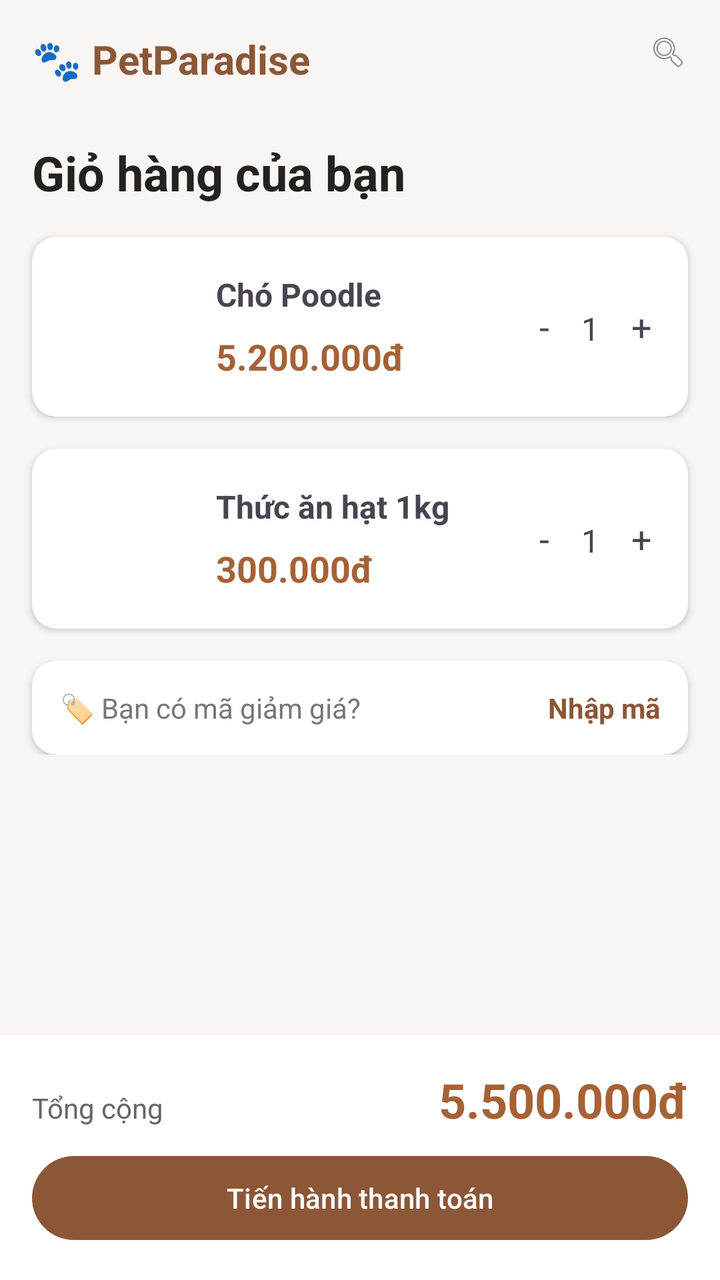
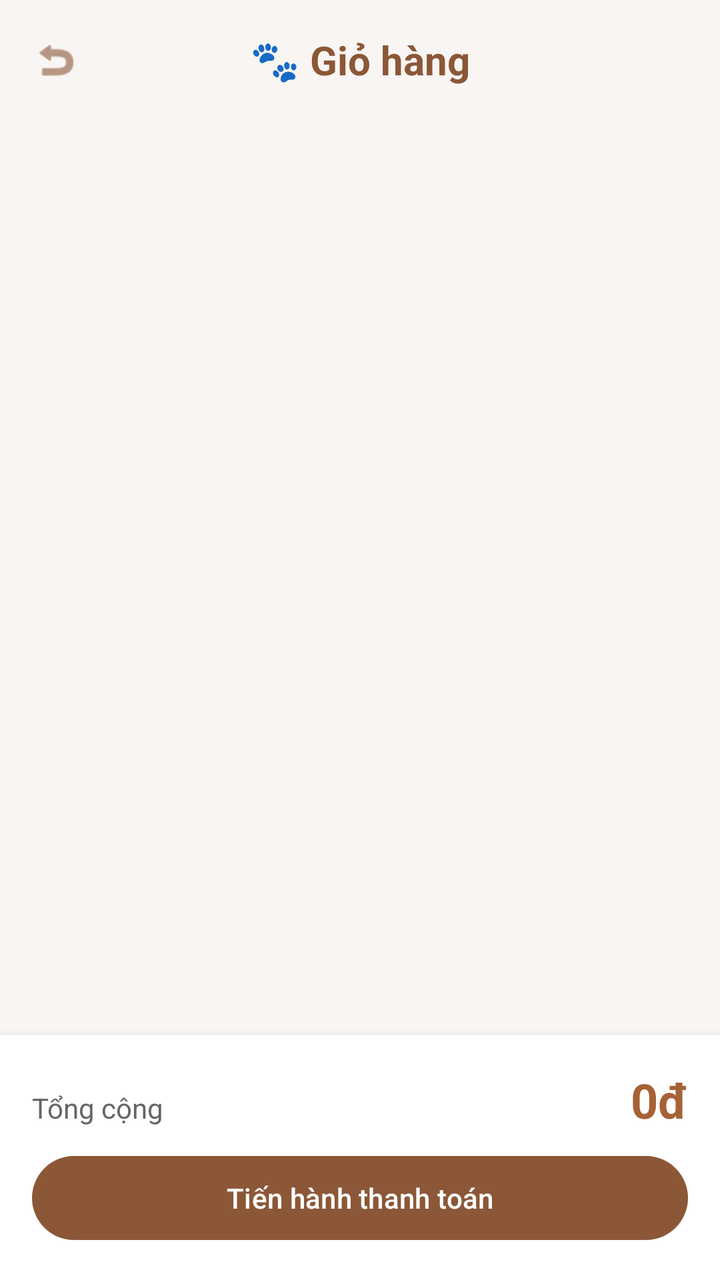

Two renders of the same Android screen: before a commit and after it. Below are the layout's source before the change and the commit's diff.
<!-- AndroidManifest.xml: application theme Theme.PetParadise -->
<!-- res/layout/activity_cart.xml -->
<?xml version="1.0" encoding="utf-8"?>
<LinearLayout xmlns:android="http://schemas.android.com/apk/res/android"
    xmlns:app="http://schemas.android.com/apk/res-auto"
    android:layout_width="match_parent"
    android:layout_height="match_parent"
    android:background="#F8F5F2"
    android:orientation="vertical">

    
    <RelativeLayout
        android:layout_width="match_parent"
        android:layout_height="60dp"
        android:padding="16dp">

        <TextView
            android:layout_width="wrap_content"
            android:layout_height="wrap_content"
            android:text="🐾 PetParadise"
            android:textColor="#8B5737"
            android:textSize="20sp"
            android:textStyle="bold" />

        <ImageView
            android:layout_width="20dp"
            android:layout_height="20dp"
            android:layout_alignParentEnd="true"
            android:src="@android:drawable/ic_menu_search" />
    </RelativeLayout>

    
    <TextView
        android:layout_width="wrap_content"
        android:layout_height="wrap_content"
        android:layout_marginStart="16dp"
        android:layout_marginTop="10dp"
        android:text="Giỏ hàng của bạn"
        android:textColor="#222222"
        android:textSize="24sp"
        android:textStyle="bold" />

    
    <ScrollView
        android:layout_width="match_parent"
        android:layout_height="0dp"
        android:layout_weight="1">

        <LinearLayout
            android:layout_width="match_parent"
            android:layout_height="wrap_content"
            android:orientation="vertical">

            
            <androidx.cardview.widget.CardView
                android:layout_width="match_parent"
                android:layout_height="wrap_content"
                android:layout_margin="16dp"
                app:cardCornerRadius="12dp">

                <LinearLayout
                    android:layout_width="match_parent"
                    android:layout_height="wrap_content"
                    android:gravity="center_vertical"
                    android:padding="10dp">

                    <ImageView
                        android:layout_width="70dp"
                        android:layout_height="70dp"
                        android:scaleType="centerCrop"
                        android:src="@drawable/ic_launcher_foreground" />

                    <LinearLayout
                        android:layout_width="0dp"
                        android:layout_height="wrap_content"
                        android:layout_marginStart="12dp"
                        android:layout_weight="1"
                        android:orientation="vertical">

                        <TextView
                            android:layout_width="wrap_content"
                            android:layout_height="wrap_content"
                            android:text="Chó Poodle"
                            android:textSize="16sp"
                            android:textStyle="bold" />

                        <TextView
                            android:layout_width="wrap_content"
                            android:layout_height="wrap_content"
                            android:layout_marginTop="8dp"
                            android:text="5.200.000đ"
                            android:textColor="#A56236"
                            android:textSize="18sp"
                            android:textStyle="bold" />

                    </LinearLayout>

                    <LinearLayout
                        android:layout_width="wrap_content"
                        android:layout_height="wrap_content"
                        android:orientation="horizontal">

                        <TextView
                            android:layout_width="wrap_content"
                            android:layout_height="wrap_content"
                            android:padding="8dp"
                            android:text="-"
                            android:textSize="18sp" />

                        <TextView
                            android:layout_width="wrap_content"
                            android:layout_height="wrap_content"
                            android:padding="8dp"
                            android:text="1"
                            android:textSize="16sp" />

                        <TextView
                            android:layout_width="wrap_content"
                            android:layout_height="wrap_content"
                            android:padding="8dp"
                            android:text="+"
                            android:textSize="18sp" />

                    </LinearLayout>

                </LinearLayout>

            </androidx.cardview.widget.CardView>

            
            <androidx.cardview.widget.CardView
                android:layout_width="match_parent"
                android:layout_height="wrap_content"
                android:layout_marginStart="16dp"
                android:layout_marginEnd="16dp"
                android:layout_marginBottom="16dp"
                app:cardCornerRadius="12dp">

                <LinearLayout
                    android:layout_width="match_parent"
                    android:layout_height="wrap_content"
                    android:gravity="center_vertical"
                    android:padding="10dp">

                    <ImageView
                        android:layout_width="70dp"
                        android:layout_height="70dp"
                        android:scaleType="centerCrop"
                        android:src="@drawable/ic_launcher_foreground" />

                    <LinearLayout
                        android:layout_width="0dp"
                        android:layout_height="wrap_content"
                        android:layout_marginStart="12dp"
                        android:layout_weight="1"
                        android:orientation="vertical">

                        <TextView
                            android:layout_width="wrap_content"
                            android:layout_height="wrap_content"
                            android:text="Thức ăn hạt 1kg"
                            android:textSize="16sp"
                            android:textStyle="bold" />

                        <TextView
                            android:layout_width="wrap_content"
                            android:layout_height="wrap_content"
                            android:layout_marginTop="8dp"
                            android:text="300.000đ"
                            android:textColor="#A56236"
                            android:textSize="18sp"
                            android:textStyle="bold" />

                    </LinearLayout>

                    <LinearLayout
                        android:layout_width="wrap_content"
                        android:layout_height="wrap_content"
                        android:orientation="horizontal">

                        <TextView
                            android:layout_width="wrap_content"
                            android:layout_height="wrap_content"
                            android:padding="8dp"
                            android:text="-"
                            android:textSize="18sp" />

                        <TextView
                            android:layout_width="wrap_content"
                            android:layout_height="wrap_content"
                            android:padding="8dp"
                            android:text="1"
                            android:textSize="16sp" />

                        <TextView
                            android:layout_width="wrap_content"
                            android:layout_height="wrap_content"
                            android:padding="8dp"
                            android:text="+"
                            android:textSize="18sp" />

                    </LinearLayout>

                </LinearLayout>

            </androidx.cardview.widget.CardView>

            
            <androidx.cardview.widget.CardView
                android:layout_width="match_parent"
                android:layout_height="wrap_content"
                android:layout_marginHorizontal="16dp"
                app:cardCornerRadius="12dp">

                <LinearLayout
                    android:layout_width="match_parent"
                    android:layout_height="wrap_content"
                    android:orientation="horizontal"
                    android:padding="14dp">

                    <TextView
                        android:layout_width="0dp"
                        android:layout_height="wrap_content"
                        android:layout_weight="1"
                        android:text="🏷 Bạn có mã giảm giá?"
                        android:textColor="#777777" />

                    <TextView
                        android:layout_width="wrap_content"
                        android:layout_height="wrap_content"
                        android:text="Nhập mã"
                        android:textColor="#8B5737"
                        android:textStyle="bold" />

                </LinearLayout>

            </androidx.cardview.widget.CardView>

        </LinearLayout>

    </ScrollView>

    
    <LinearLayout
        android:layout_width="match_parent"
        android:layout_height="wrap_content"
        android:background="#FFFFFF"
        android:orientation="vertical"
        android:padding="16dp">

        <LinearLayout
            android:layout_width="match_parent"
            android:layout_height="wrap_content"
            android:orientation="horizontal">

            <TextView
                android:layout_width="0dp"
                android:layout_height="wrap_content"
                android:layout_weight="1"
                android:text="Tổng cộng"
                android:textColor="#666666" />

            <TextView
                android:layout_width="wrap_content"
                android:layout_height="wrap_content"
                android:text="5.500.000đ"
                android:textColor="#A56236"
                android:textSize="24sp"
                android:textStyle="bold" />
        </LinearLayout>

        <com.google.android.material.button.MaterialButton
            android:layout_width="match_parent"
            android:layout_height="50dp"
            android:layout_marginTop="8dp"
            android:text="Tiến hành thanh toán"
            android:textAllCaps="false"
            android:textColor="#FFFFFF"
            app:backgroundTint="#8B5737"
            app:cornerRadius="25dp" />

    </LinearLayout>

</LinearLayout>
<!-- resources referenced by this layout -->
<resources>
  <!-- drawable ic_launcher_foreground (drawable) -->
  <?xml version="1.0" encoding="utf-8"?>
  <vector xmlns:android="http://schemas.android.com/apk/res/android"
      android:width="108dp"
      android:height="108dp"
      android:viewportWidth="24"
      android:viewportHeight="24"
      android:tint="#FFFFFF">
    <group android:scaleX="0.58"
        android:scaleY="0.58"
        android:translateX="5.04"
        android:translateY="5.04">
      <path
          android:fillColor="@android:color/white"
          android:pathData="M4.5,9.5m-2.5,0a2.5,2.5 0,1 1,5 0a2.5,2.5 0,1 1,-5 0"/>
      <path
          android:fillColor="@android:color/white"
          android:pathData="M9,5.5m-2.5,0a2.5,2.5 0,1 1,5 0a2.5,2.5 0,1 1,-5 0"/>
      <path
          android:fillColor="@android:color/white"
          android:pathData="M15,5.5m-2.5,0a2.5,2.5 0,1 1,5 0a2.5,2.5 0,1 1,-5 0"/>
      <path
          android:fillColor="@android:color/white"
          android:pathData="M19.5,9.5m-2.5,0a2.5,2.5 0,1 1,5 0a2.5,2.5 0,1 1,-5 0"/>
      <path
          android:fillColor="@android:color/white"
          android:pathData="M17.34,14.86c-0.87,-1.02 -1.6,-1.89 -2.48,-2.91 -0.46,-0.54 -1.05,-1.08 -1.75,-1.32 -0.11,-0.04 -0.22,-0.07 -0.33,-0.09 -0.25,-0.04 -0.52,-0.04 -0.78,-0.04s-0.53,0 -0.79,0.05c-0.11,0.02 -0.22,0.05 -0.33,0.09 -0.7,0.24 -1.28,0.78 -1.75,1.32 -0.87,1.02 -1.6,1.89 -2.48,2.91 -1.31,1.31 -2.92,2.76 -2.62,4.79 0.29,1.02 1.02,2.03 2.33,2.32 0.73,0.15 3.06,-0.44 5.54,-0.44h0.18c2.48,0 4.81,0.58 5.54,0.44 1.31,-0.29 2.04,-1.31 2.33,-2.32 0.31,-2.04 -1.3,-3.49 -2.61,-4.8z"/>
    </group>
  </vector>
  <style name="Theme.PetParadise" parent="Base.Theme.PetParadise" />
  <style name="Base.Theme.PetParadise" parent="Theme.Material3.DayNight.NoActionBar">
          
          
      </style>
</resources>

<!-- the commit's change to res/layout/activity_cart.xml (unified diff, before → after) -->
@@ -11,232 +11,30 @@
         android:layout_width="match_parent"
         android:layout_height="60dp"
         android:padding="16dp">
-
+        <ImageView
+            android:id="@+id/btn_back"
+            android:layout_width="24dp"
+            android:layout_height="24dp"
+            android:layout_centerVertical="true"
+            android:src="@android:drawable/ic_menu_revert"
+            app:tint="#8B5737" />
         <TextView
             android:layout_width="wrap_content"
             android:layout_height="wrap_content"
-            android:text="🐾 PetParadise"
+            android:layout_centerInParent="true"
+            android:text="🐾 Giỏ hàng"
             android:textColor="#8B5737"
             android:textSize="20sp"
             android:textStyle="bold" />
-
-        <ImageView
-            android:layout_width="20dp"
-            android:layout_height="20dp"
-            android:layout_alignParentEnd="true"
-            android:src="@android:drawable/ic_menu_search" />
     </RelativeLayout>
 
     
-    <TextView
-        android:layout_width="wrap_content"
-        android:layout_height="wrap_content"
-        android:layout_marginStart="16dp"
-        android:layout_marginTop="10dp"
-        android:text="Giỏ hàng của bạn"
-        android:textColor="#222222"
-        android:textSize="24sp"
-        android:textStyle="bold" />
-
-    
-    <ScrollView
+    <androidx.recyclerview.widget.RecyclerView
+        android:id="@+id/rv_cart_items"
         android:layout_width="match_parent"
         android:layout_height="0dp"
-        android:layout_weight="1">
-
-        <LinearLayout
-            android:layout_width="match_parent"
-            android:layout_height="wrap_content"
-            android:orientation="vertical">
-
-            
-            <androidx.cardview.widget.CardView
-                android:layout_width="match_parent"
-                android:layout_height="wrap_content"
-                android:layout_margin="16dp"
-                app:cardCornerRadius="12dp">
-
-                <LinearLayout
-                    android:layout_width="match_parent"
-                    android:layout_height="wrap_content"
-                    android:gravity="center_vertical"
-                    android:padding="10dp">
-
-                    <ImageView
-                        android:layout_width="70dp"
-                        android:layout_height="70dp"
-                        android:scaleType="centerCrop"
-                        android:src="@drawable/ic_launcher_foreground" />
-
-                    <LinearLayout
-                        android:layout_width="0dp"
-                        android:layout_height="wrap_content"
-                        android:layout_marginStart="12dp"
-                        android:layout_weight="1"
-                        android:orientation="vertical">
-
-                        <TextView
-                            android:layout_width="wrap_content"
-                            android:layout_height="wrap_content"
-                            android:text="Chó Poodle"
-                            android:textSize="16sp"
-                            android:textStyle="bold" />
-
-                        <TextView
-                            android:layout_width="wrap_content"
-                            android:layout_height="wrap_content"
-                            android:layout_marginTop="8dp"
-                            android:text="5.200.000đ"
-                            android:textColor="#A56236"
-                            android:textSize="18sp"
-                            android:textStyle="bold" />
-
-                    </LinearLayout>
-
-                    <LinearLayout
-                        android:layout_width="wrap_content"
-                        android:layout_height="wrap_content"
-                        android:orientation="horizontal">
-
-                        <TextView
-                            android:layout_width="wrap_content"
-                            android:layout_height="wrap_content"
-                            android:padding="8dp"
-                            android:text="-"
-                            android:textSize="18sp" />
-
-                        <TextView
-                            android:layout_width="wrap_content"
-                            android:layout_height="wrap_content"
-                            android:padding="8dp"
-                            android:text="1"
-                            android:textSize="16sp" />
-
-                        <TextView
-                            android:layout_width="wrap_content"
-                            android:layout_height="wrap_content"
-                            android:padding="8dp"
-                            android:text="+"
-                            android:textSize="18sp" />
-
-                    </LinearLayout>
-
-                </LinearLayout>
-
-            </androidx.cardview.widget.CardView>
-
-            
-            <androidx.cardview.widget.CardView
-                android:layout_width="match_parent"
-                android:layout_height="wrap_content"
-                android:layout_marginStart="16dp"
-                android:layout_marginEnd="16dp"
-                android:layout_marginBottom="16dp"
-                app:cardCornerRadius="12dp">
-
-                <LinearLayout
-                    android:layout_width="match_parent"
-                    android:layout_height="wrap_content"
-                    android:gravity="center_vertical"
-                    android:padding="10dp">
-
-                    <ImageView
-                        android:layout_width="70dp"
-                        android:layout_height="70dp"
-                        android:scaleType="centerCrop"
-                        android:src="@drawable/ic_launcher_foreground" />
-
-                    <LinearLayout
-                        android:layout_width="0dp"
-                        android:layout_height="wrap_content"
-                        android:layout_marginStart="12dp"
-                        android:layout_weight="1"
-                        android:orientation="vertical">
-
-                        <TextView
-                            android:layout_width="wrap_content"
-                            android:layout_height="wrap_content"
-                            android:text="Thức ăn hạt 1kg"
-                            android:textSize="16sp"
-                            android:textStyle="bold" />
-
-                        <TextView
-                            android:layout_width="wrap_content"
-                            android:layout_height="wrap_content"
-                            android:layout_marginTop="8dp"
-                            android:text="300.000đ"
-                            android:textColor="#A56236"
-                            android:textSize="18sp"
-                            android:textStyle="bold" />
-
-                    </LinearLayout>
-
-                    <LinearLayout
-                        android:layout_width="wrap_content"
-                        android:layout_height="wrap_content"
-                        android:orientation="horizontal">
-
-                        <TextView
-                            android:layout_width="wrap_content"
-                            android:layout_height="wrap_content"
-                            android:padding="8dp"
-                            android:text="-"
-                            android:textSize="18sp" />
-
-                        <TextView
-                            android:layout_width="wrap_content"
-                            android:layout_height="wrap_content"
-                            android:padding="8dp"
-                            android:text="1"
-                            android:textSize="16sp" />
-
-                        <TextView
-                            android:layout_width="wrap_content"
-                            android:layout_height="wrap_content"
-                            android:padding="8dp"
-                            android:text="+"
-                            android:textSize="18sp" />
-
-                    </LinearLayout>
-
-                </LinearLayout>
-
-            </androidx.cardview.widget.CardView>
-
-            
-            <androidx.cardview.widget.CardView
-                android:layout_width="match_parent"
-                android:layout_height="wrap_content"
-                android:layout_marginHorizontal="16dp"
-                app:cardCornerRadius="12dp">
-
-                <LinearLayout
-                    android:layout_width="match_parent"
-                    android:layout_height="wrap_content"
-                    android:orientation="horizontal"
-                    android:padding="14dp">
-
-                    <TextView
-                        android:layout_width="0dp"
-                        android:layout_height="wrap_content"
-                        android:layout_weight="1"
-                        android:text="🏷 Bạn có mã giảm giá?"
-                        android:textColor="#777777" />
-
-                    <TextView
-                        android:layout_width="wrap_content"
-                        android:layout_height="wrap_content"
-                        android:text="Nhập mã"
-                        android:textColor="#8B5737"
-                        android:textStyle="bold" />
-
-                </LinearLayout>
-
-            </androidx.cardview.widget.CardView>
-
-        </LinearLayout>
-
-    </ScrollView>
+        android:layout_weight="1"
+        android:padding="8dp" />
 
     
     <LinearLayout
@@ -244,30 +42,31 @@
         android:layout_height="wrap_content"
         android:background="#FFFFFF"
         android:orientation="vertical"
-        android:padding="16dp">
+        android:padding="16dp"
+        android:elevation="8dp">
 
         <LinearLayout
             android:layout_width="match_parent"
             android:layout_height="wrap_content"
             android:orientation="horizontal">
-
             <TextView
                 android:layout_width="0dp"
                 android:layout_height="wrap_content"
                 android:layout_weight="1"
                 android:text="Tổng cộng"
                 android:textColor="#666666" />
-
             <TextView
+                android:id="@+id/tv_total_price"
                 android:layout_width="wrap_content"
                 android:layout_height="wrap_content"
-                android:text="5.500.000đ"
+                android:text="0đ"
                 android:textColor="#A56236"
                 android:textSize="24sp"
                 android:textStyle="bold" />
         </LinearLayout>
 
         <com.google.android.material.button.MaterialButton
+            android:id="@+id/btn_checkout"
             android:layout_width="match_parent"
             android:layout_height="50dp"
             android:layout_marginTop="8dp"
@@ -276,7 +75,6 @@
             android:textColor="#FFFFFF"
             app:backgroundTint="#8B5737"
             app:cornerRadius="25dp" />
-
     </LinearLayout>
 
 </LinearLayout>
<!-- resource entries referenced after the edit -->
@@ -1,34 +1,5 @@
 <!-- resources referenced by this layout -->
 <resources>
-  <!-- drawable ic_launcher_foreground (drawable) -->
-  <?xml version="1.0" encoding="utf-8"?>
-  <vector xmlns:android="http://schemas.android.com/apk/res/android"
-      android:width="108dp"
-      android:height="108dp"
-      android:viewportWidth="24"
-      android:viewportHeight="24"
-      android:tint="#FFFFFF">
-    <group android:scaleX="0.58"
-        android:scaleY="0.58"
-        android:translateX="5.04"
-        android:translateY="5.04">
-      <path
-          android:fillColor="@android:color/white"
-          android:pathData="M4.5,9.5m-2.5,0a2.5,2.5 0,1 1,5 0a2.5,2.5 0,1 1,-5 0"/>
-      <path
-          android:fillColor="@android:color/white"
-          android:pathData="M9,5.5m-2.5,0a2.5,2.5 0,1 1,5 0a2.5,2.5 0,1 1,-5 0"/>
-      <path
-          android:fillColor="@android:color/white"
-          android:pathData="M15,5.5m-2.5,0a2.5,2.5 0,1 1,5 0a2.5,2.5 0,1 1,-5 0"/>
-      <path
-          android:fillColor="@android:color/white"
-          android:pathData="M19.5,9.5m-2.5,0a2.5,2.5 0,1 1,5 0a2.5,2.5 0,1 1,-5 0"/>
-      <path
-          android:fillColor="@android:color/white"
-          android:pathData="M17.34,14.86c-0.87,-1.02 -1.6,-1.89 -2.48,-2.91 -0.46,-0.54 -1.05,-1.08 -1.75,-1.32 -0.11,-0.04 -0.22,-0.07 -0.33,-0.09 -0.25,-0.04 -0.52,-0.04 -0.78,-0.04s-0.53,0 -0.79,0.05c-0.11,0.02 -0.22,0.05 -0.33,0.09 -0.7,0.24 -1.28,0.78 -1.75,1.32 -0.87,1.02 -1.6,1.89 -2.48,2.91 -1.31,1.31 -2.92,2.76 -2.62,4.79 0.29,1.02 1.02,2.03 2.33,2.32 0.73,0.15 3.06,-0.44 5.54,-0.44h0.18c2.48,0 4.81,0.58 5.54,0.44 1.31,-0.29 2.04,-1.31 2.33,-2.32 0.31,-2.04 -1.3,-3.49 -2.61,-4.8z"/>
-    </group>
-  </vector>
   <style name="Theme.PetParadise" parent="Base.Theme.PetParadise" />
   <style name="Base.Theme.PetParadise" parent="Theme.Material3.DayNight.NoActionBar">
           
